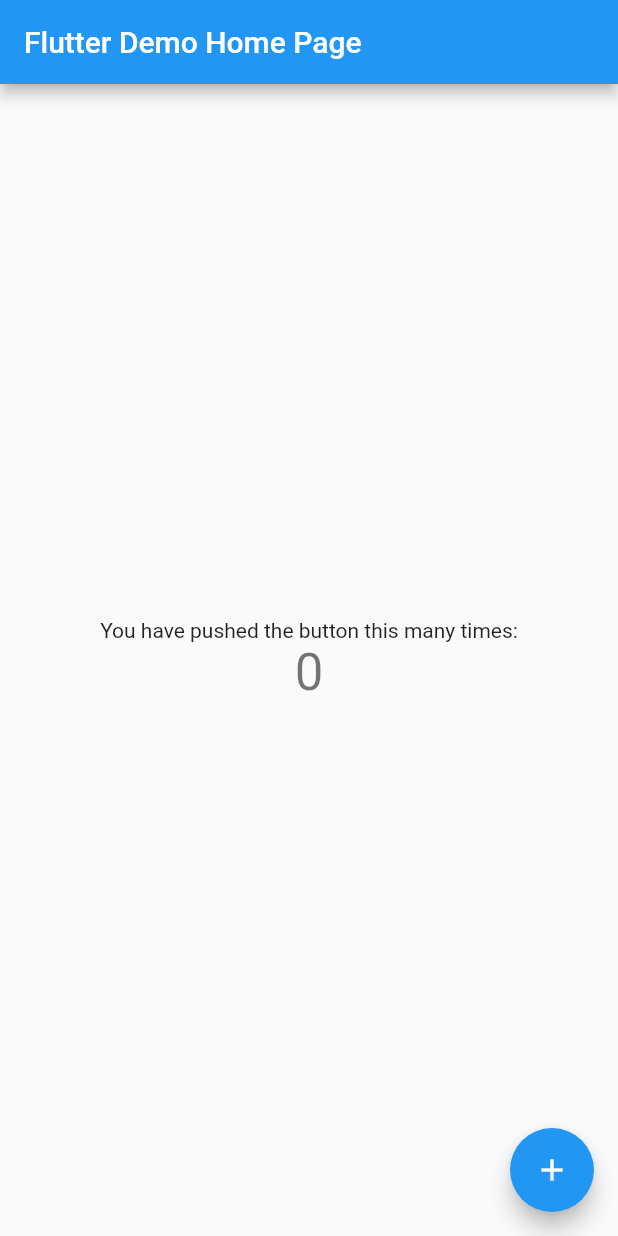
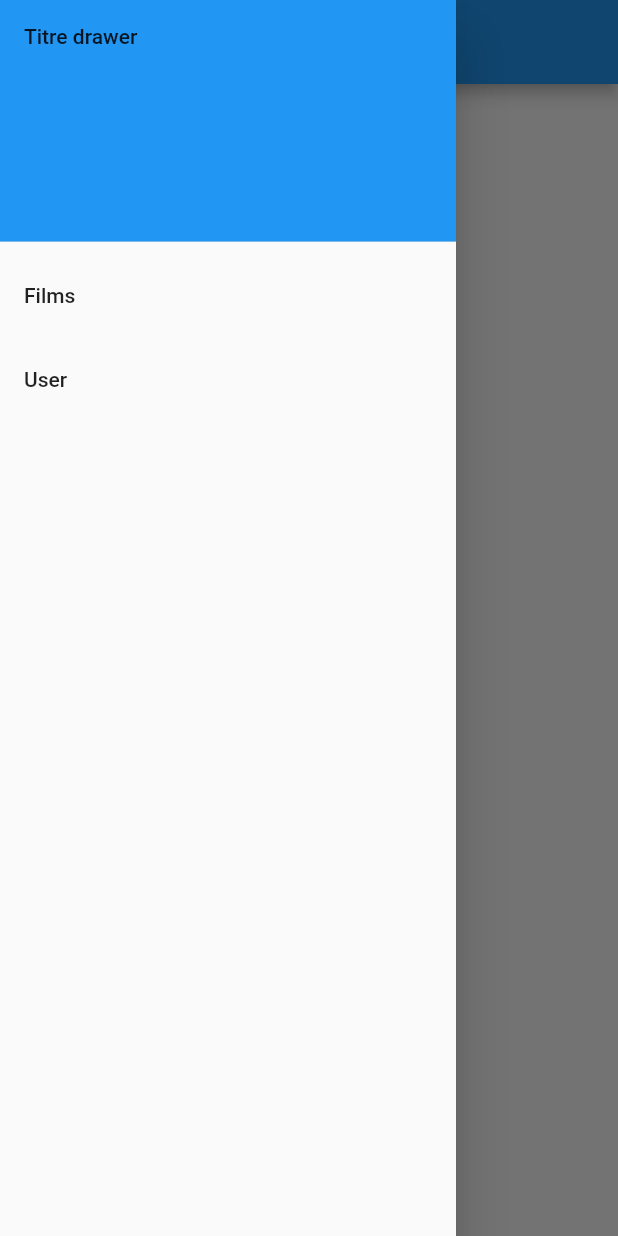
Before and after one commit to thomas-Ngr/films, a Flutter app: the screen it shows after launch, with the side drawer open (before the commit the screen has no drawer), on a phone screen of 412 x 824 dp. Run offline on Flutter 3.47's test engine with Material 2 defaults, Android fonts, the phone set to English and light mode, and no system bars.

Commit message:
basic routing

```diff
--- a/lib/drawer.dart
+++ b/lib/drawer.dart
@@ -0,0 +1,35 @@
+import 'package:flutter/material.dart';
+
+
+class CustomDrawer extends StatelessWidget {
+  // This widget is the root of your application.
+  @override
+  Widget build(BuildContext context) {
+    return Drawer(
+      child: ListView(
+        padding: EdgeInsets.zero,
+        children: [
+          DrawerHeader(
+            decoration: BoxDecoration(
+              color: Colors.blue,
+            ),
+            child: Text('Titre drawer'),
+          ),
+          ListTile(
+            title: const Text('Films'),
+            onTap: () {
+              Navigator.pushReplacementNamed(context, 'films');
+            },
+          ),
+          ListTile(
+            title: const Text('User'),
+            onTap: () {
+              Navigator.pushNamed(context, 'user');
+            },
+          ),
+        ],
+      )
+
+    );
+  }
+}
--- a/lib/films.dart
+++ b/lib/films.dart
@@ -0,0 +1,18 @@
+import 'package:flutter/material.dart';
+import 'drawer.dart';
+
+class PageFilms extends StatelessWidget {
+  // This widget is the root of your application.
+  @override
+  Widget build(BuildContext context) {
+    return Scaffold(
+      appBar: AppBar(
+        title: Text('Films'),
+      ),
+      drawer: CustomDrawer(),
+      body: Center(
+        child: Container(height: 50, width: 50, color: Colors.red)
+      )
+    );
+  }
+}
--- a/lib/main.dart
+++ b/lib/main.dart
@@ -1,10 +1,26 @@
 import 'package:flutter/material.dart';
-import 'infos.dart';
-import 'routes.dart';
+//import 'infos.dart';
+//import 'routes.dart';
 import 'films.dart';
 import 'user.dart';
 import 'detail.dart';
-import 'drawer.dart';
+//import 'drawer.dart';
+
+/*
+ * ROUTES
+ */
+
+final pageRoutes = {
+  'films': (context) => PageFilms(),
+  'detail': (context) => PageDetail(),
+  'user': (context) => PageUser(),
+};
+
+/*
+ * STATE
+ */
+
+int selectedFilm = 0;
 
 void main() {
   runApp(MyApp());
@@ -17,18 +33,11 @@
     return MaterialApp(
       title: 'Flutter Demo',
       theme: ThemeData(
-        // This is the theme of your application.
-        //
-        // Try running your application with "flutter run". You'll see the
-        // application has a blue toolbar. Then, without quitting the app, try
-        // changing the primarySwatch below to Colors.green and then invoke
-        // "hot reload" (press "r" in the console where you ran "flutter run",
-        // or simply save your changes to "hot reload" in a Flutter IDE).
-        // Notice that the counter didn't reset back to zero; the application
-        // is not restarted.
         primarySwatch: Colors.blue,
       ),
-      home: MyHomePage(title: 'Flutter Demo Home Page'),
+      routes: pageRoutes,
+      initialRoute: 'films',
+      //home: MyHomePage(title: 'Flutter Demo Home Page'),
     );
   }
 }
```
Also changed, not shown: lib/detail.dart (+18 -0 lines), lib/user.dart (+19 -0 lines).
